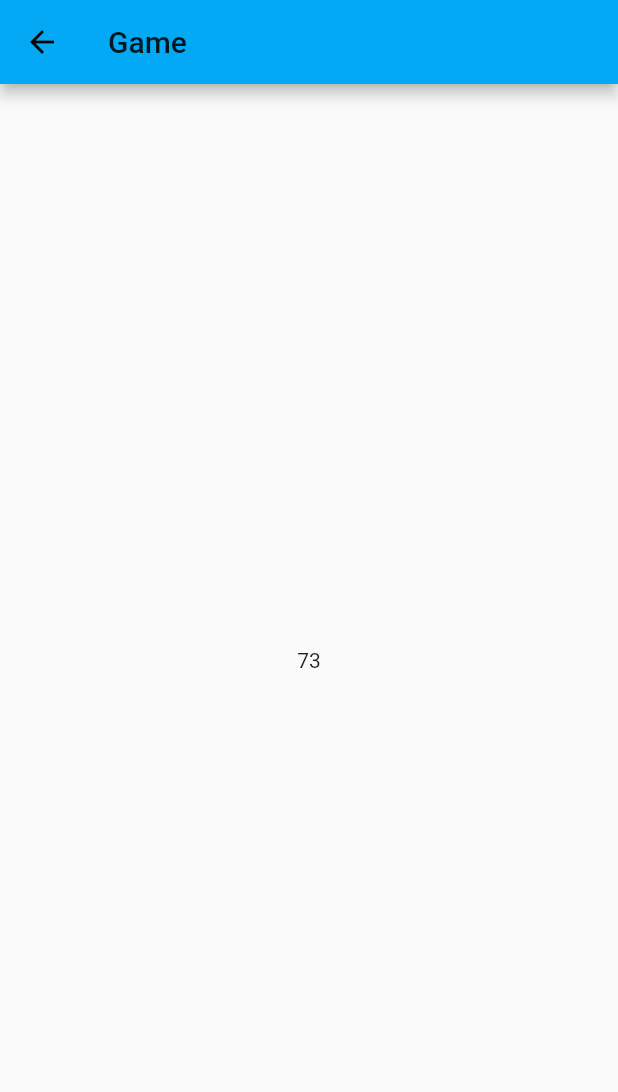
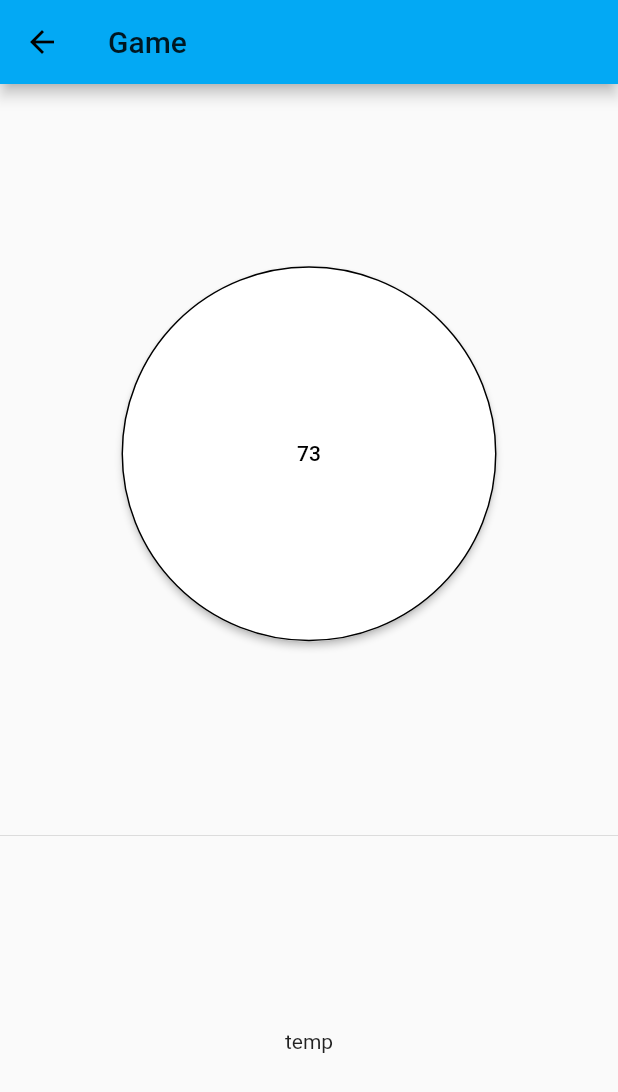
Before and after one commit to 0si43/bingo, a Flutter app: the GamePage screen opened directly, on a phone screen of 412 x 824 dp. Shown: the top 1092 px of the screen. Run offline on Flutter 3.47's test engine with Material 2 defaults, Android fonts, the phone set to English and light mode, and no system bars.

Commit message:
要素を等間隔にスペーシングした

```diff
--- a/lib/game_page.dart
+++ b/lib/game_page.dart
@@ -11,12 +11,38 @@ class _GamePageState extends State<GamePage> {
   Widget build(BuildContext context) {
     var _numbers = List<int>.generate(74, (i) => i + 1);
     var _rand = new math.Random();
+    var _shape = const CircleBorder(
+      side: BorderSide(
+        color: Colors.black,
+        width: 1,
+        style: BorderStyle.solid,
+      ),
+    );
+
     return Scaffold(
       appBar: AppBar(
         title: Text("Game"),
       ),
-      body: Center(
-        child: Text(_numbers[_rand.nextInt(74)].toString()),
+      body: Column(
+        mainAxisAlignment: MainAxisAlignment.spaceEvenly,
+        children: [
+          Center(
+            child: ElevatedButton(
+              child: Text(_numbers[_rand.nextInt(74)].toString()),
+              style: ElevatedButton.styleFrom(
+                fixedSize: Size(250.0, 250.0),
+                primary: Colors.white,
+                onPrimary: Colors.black,
+                shape: _shape,
+              ),
+              onPressed: () {
+                print("temp");
+              },
+            ),
+          ),
+          Divider(),
+          Text("temp"),
+        ],
       ),
     );
   }
```
